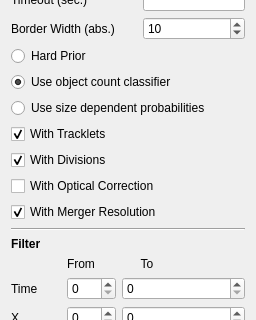
ilastik/ilastik, file ilastik/applets/tracking/conservation/drawer.ui: the form before one commit; both pictures show x 0 to 256 and y 446 to 766 of the 256 by 1096 pixel window.
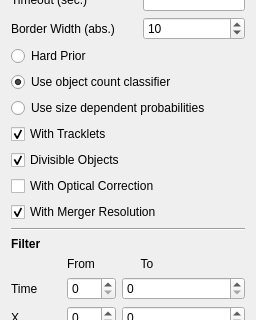
The form after the commit.

Commit message: added tooltips to the tracking, fixes #28

What changed in the file:
```diff
--- a/ilastik/applets/tracking/conservation/drawer.ui
+++ b/ilastik/applets/tracking/conservation/drawer.ui
@@ -554,7 +554,7 @@
      <item>
       <widget class="QCheckBox" name="divisionsBox">
        <property name="text">
-        <string>With Divisions</string>
+        <string>Divisible Objects</string>
        </property>
        <property name="checked">
         <bool>true</bool>
```
Left out of the diff: 39 changed lines with no effect on the pictures. The commit also changes 1 other file.
